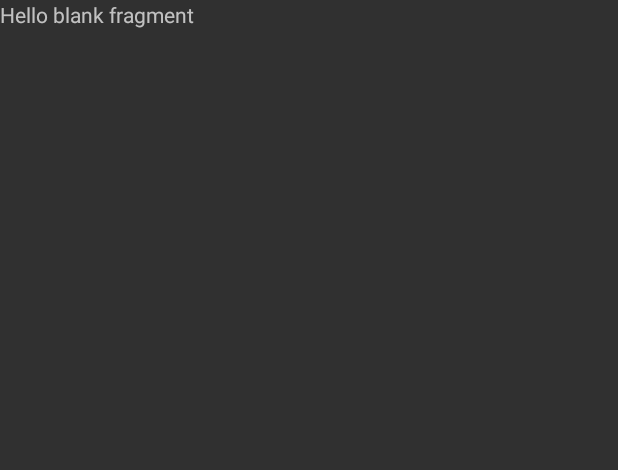
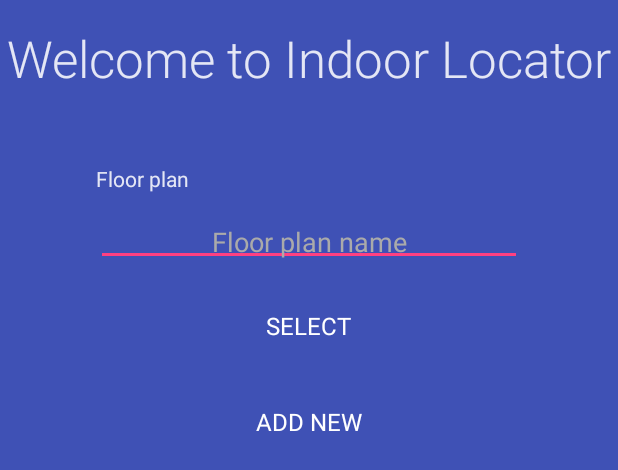
Before and after one commit to Indoor-Positioning/indoor-locator, an Android app: the layout fragment_select_floor_plan.xml on its own in the app's theme, with its tools: preview values and no code run, on a phone screen of 412 x 824 dp. Shown: the top 470 px of the screen. Run offline under Robolectric (Android 15) with nearby library versions, the light colour scheme and no system bars.

Commit message:
Style select floor activity

```diff
--- /dev/null
+++ b/app/src/main/res/drawable/button_flat.xml
@@ -0,0 +1,8 @@
+<?xml version="1.0" encoding="utf-8"?>
+<ripple xmlns:android="http://schemas.android.com/apk/res/android"
+    android:color="@color/colorAccent">
+    <item>
+        <color android:color="@color/colorPrimary"/>
+    </item>
+
+</ripple>
--- a/app/src/main/res/layout/fragment_select_floor_plan.xml
+++ b/app/src/main/res/layout/fragment_select_floor_plan.xml
@@ -1,13 +1,76 @@
-    <FrameLayout xmlns:android="http://schemas.android.com/apk/res/android"
+<FrameLayout xmlns:android="http://schemas.android.com/apk/res/android"
     xmlns:tools="http://schemas.android.com/tools"
+    android:id="@+id/root_select_floor_plan_fragment"
     android:layout_width="match_parent"
     android:layout_height="match_parent"
+    android:background="@color/colorPrimary"
     tools:context="com.mooo.sestus.indoor_locator_wiseass.selectfloorplan.SelectFloorPlanFragment">
 
-    <!-- TODO: Update blank fragment layout -->
-    <TextView
+    <RelativeLayout
+        android:id="@+id/cont_select_floor_plan_content"
         android:layout_width="match_parent"
         android:layout_height="match_parent"
-        android:text="@string/hello_blank_fragment" />
+        android:gravity="center_horizontal">
+
+        <TextView
+            style="@style/Label.FloorPlanHeader"
+            android:id="@+id/lbl_floor_plan_header"
+            android:layout_width="match_parent"
+            android:layout_height="wrap_content"
+            android:text="@string/header_welcome"
+            android:layout_marginTop="16dp"
+            android:gravity="center"/>
+
+        <TextView
+            style="@style/Label.Sub"
+            android:id="@+id/lbl_floor_plan_name"
+            android:layout_width="match_parent"
+            android:layout_height="wrap_content"
+            android:labelFor="@+id/edt_floor_plan_name"
+            android:text="@string/prompt_floor_plan"
+            android:layout_marginTop="16dp"
+            android:layout_below="@+id/lbl_floor_plan_header"
+            />
+
+        <EditText
+            style="@style/InputField.Id"
+            android:id="@+id/edt_floor_plan_name"
+            android:layout_width="match_parent"
+            android:layout_height="wrap_content"
+            android:hint="@string/hint_floor_plan"
+            android:layout_marginTop="16dp"
+            android:layout_below="@id/lbl_floor_plan_name"/>
+
+        <Button
+            style="@style/Button.Flat.Primary"
+            android:id="@+id/btn_select_floor_plan"
+            android:layout_width="wrap_content"
+            android:layout_height="48dp"
+            android:text="@string/action_select_floor_plan"
+            android:layout_marginTop="16dp"
+            android:layout_below="@id/edt_floor_plan_name"
+            android:layout_centerHorizontal="true"/>
+
+        <Button
+            style="@style/Button.Flat.Primary"
+            android:id="@+id/btn_add_floor_plan"
+            android:layout_width="wrap_content"
+            android:layout_height="48dp"
+            android:text="@string/action_register"
+            android:layout_marginTop="16dp"
+            android:layout_below="@id/btn_select_floor_plan"
+            android:layout_centerHorizontal="true"/>
+
+
+    </RelativeLayout>
+
+
+
+    <ProgressBar
+        android:id="@+id/pro_floor_plan_loading"
+        android:layout_width="wrap_content"
+        android:layout_height="wrap_content"
+        android:layout_gravity="center"
+        android:visibility="invisible"/>
 
 </FrameLayout>
--- a/app/src/main/res/values/strings.xml
+++ b/app/src/main/res/values/strings.xml
@@ -3,4 +3,9 @@
 
     <!-- TODO: Remove or change this placeholder text -->
     <string name="hello_blank_fragment">Hello blank fragment</string>
+    <string name="header_welcome">Welcome to Indoor Locator</string>
+    <string name="prompt_floor_plan">Floor plan</string>
+    <string name="hint_floor_plan">Floor plan name</string>
+    <string name="action_select_floor_plan">Select</string>
+    <string name="action_register">Add New</string>
 </resources>
--- a/app/src/main/res/values/styles_views.xml
+++ b/app/src/main/res/values/styles_views.xml
@@ -1,2 +1,56 @@
 <?xml version="1.0" encoding="utf-8"?>
-<resources></resources>
+<resources>
+    <!-- ****************************** Input Fields ************************************ -->
+    <style name="InputField" parent="Widget.AppCompat.EditText"/>
+
+    <style name="InputField.Id">
+        <item name="android:paddingTop">4dp</item>
+        <item name="android:paddingBottom">4dp</item>
+        <item name="android:layout_marginLeft">64dp</item>
+        <item name="android:layout_marginRight">64dp</item>
+        <item name="android:inputType">textCapWords</item>
+        <item name="android:gravity">center_horizontal</item>
+    </style>
+
+    <!-- ****************************** Labels ************************************ -->
+
+    <style name="Label" >
+        <item name="android:fontFamily">sans-serif-light</item>
+        <item name="android:alpha">.86</item>
+        <item name="android:textColor">@color/colorWhite</item>
+    </style>
+
+    <style name="Label.FloorPlanHeader">
+        <item name="android:layout_marginBottom">32dp</item>
+        <item name="android:textSize">34sp</item>
+    </style>
+
+    <style name="Label.Sub">
+        <item name="android:textSize">14sp</item>
+        <item name="fontFamily">sans-serif</item>
+        <item name="android:layout_marginTop">16dp</item>
+        <item name="android:layout_marginLeft">64dp</item>
+        <item name="android:layout_marginRight">64dp</item>
+    </style>
+    <!-- ****************************** Containers ************************************ -->
+
+    <!-- ****************************** Buttons ************************************ -->
+
+    <style name="Button.Flat" parent="Widget.AppCompat.Button.Borderless" >
+        <item name="android:background">@drawable/button_flat</item>
+        <item name="android:textColor">@color/colorWhite</item>
+        <item name="android:layout_marginTop">32dp</item>
+        <item name="android:minWidth">88dp</item>
+        <item name="android:textSize">16sp</item>
+        <item name="android:paddingLeft">16sp</item>
+        <item name="android:paddingRight">16dp</item>
+    </style>
+
+    <style name="Button.Flat.Primary" >
+
+    </style>
+
+    <!-- ****************************** Others ************************************ -->
+
+
+</resources>
```
